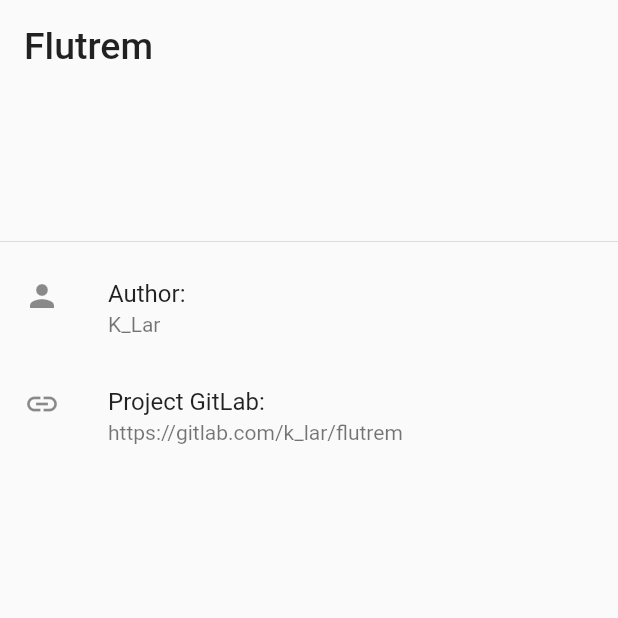
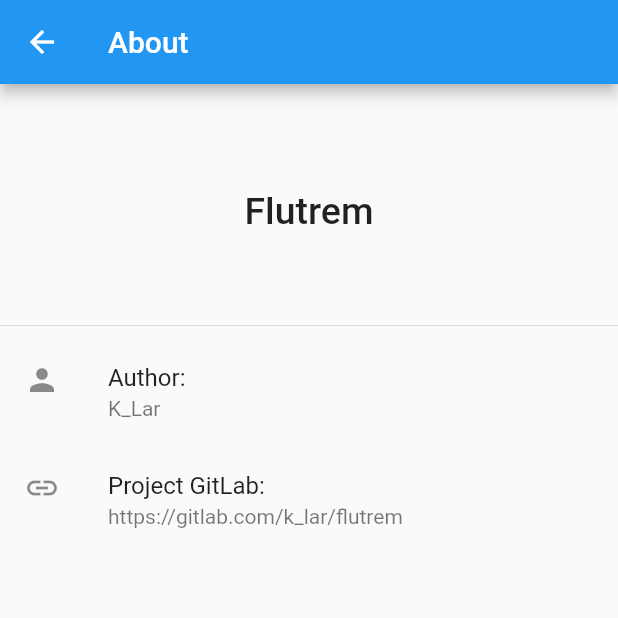
Before and after one commit to k-lar/flutrem, a Flutter app: the screen it shows after launch, in the side drawer, after a tap on "About", on a phone screen of 412 x 824 dp, the top half of it. Run offline on Flutter 3.47's test engine with Material 2 defaults, Android fonts, the phone set to English and light mode, and no system bars; our stand-ins replace sqflite; accounts and stored records are empty.

Commit message:
Small visual changes

```diff
--- a/lib/screens/about.dart
+++ b/lib/screens/about.dart
@@ -5,14 +5,18 @@
 
   @override
   Widget build(BuildContext context) {
-    return Drawer(
-      child: ListView(
+    return Scaffold(
+      appBar: AppBar(
+        title: const Text('About'),
+      ),
+      body: ListView(
         padding: EdgeInsets.zero,
         children: const <Widget>[
           DrawerHeader(
-            child: Text(
+            child: Center(child: Text(
               'Flutrem',
               style: TextStyle(fontSize: 25),
+              ),
             ),
           ),
           ListTile(
@@ -28,5 +32,28 @@
         ],
       ),
     );
+    //Drawer(
+    //  child: ListView(
+    //    padding: EdgeInsets.zero,
+    //    children: const <Widget>[
+    //      DrawerHeader(
+    //        child: Text(
+    //          'Flutrem',
+    //          style: TextStyle(fontSize: 25),
+    //        ),
+    //      ),
+    //      ListTile(
+    //        leading: Icon(Icons.person),
+    //        title: Text('Author:'),
+    //        subtitle: Text('K_Lar'),
+    //      ),
+    //      ListTile(
+    //        leading: Icon(Icons.link),
+    //        title: Text('Project GitLab:'),
+    //        subtitle: Text('https://gitlab.com/k_lar/flutrem'),
+    //      ),
+    //    ],
+    //  ),
+    //);
   }
 }
--- a/lib/screens/homepage.dart
+++ b/lib/screens/homepage.dart
@@ -35,6 +35,7 @@
       body: Column(
         children: [
           RemList(insertFunction: addItem, deleteFunction: deleteItem),
+          const Divider(),
           UserInput(insertFunction: addItem),
         ],
       ),
--- a/lib/widgets/user_input.dart
+++ b/lib/widgets/user_input.dart
@@ -9,7 +9,7 @@
   @override
   Widget build(BuildContext context) {
     return Container(
-      padding: const EdgeInsets.symmetric(horizontal: 5, vertical: 8),
+      padding: const EdgeInsets.symmetric(horizontal: 5, vertical: 5),
       child: Row(
         children: [
           Expanded(
```
